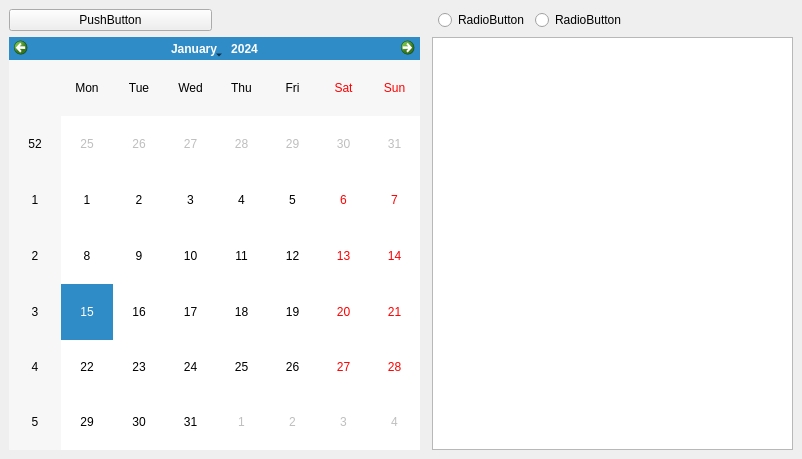
Qt form mainwindow.ui (ValikSilchenko/CorpCalendar) before a commit.
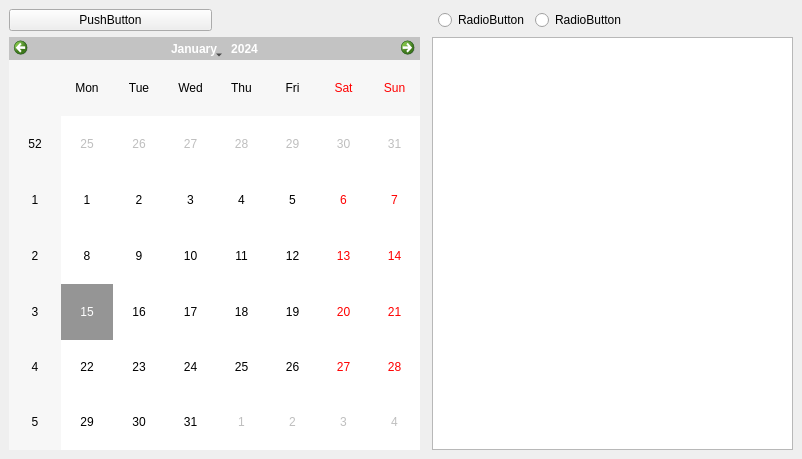
The same form after that commit.

The edit to the form file:
```diff
--- a/mainwindow.ui
+++ b/mainwindow.ui
@@ -80,6 +80,12 @@
         <height>371</height>
        </size>
       </property>
+      <property name="styleSheet">
+       <string notr="true">selection-background-color: rgba(100, 100, 100, 80);
+hover: rgba(130, 205, 210, 1);
+
+                                       </string>
+      </property>
      </widget>
     </item>
     <item row="1" column="2">
```
